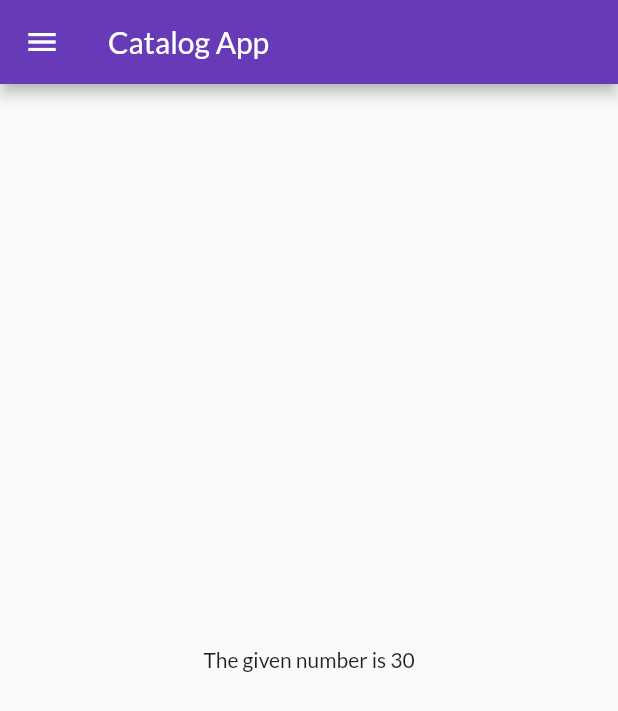
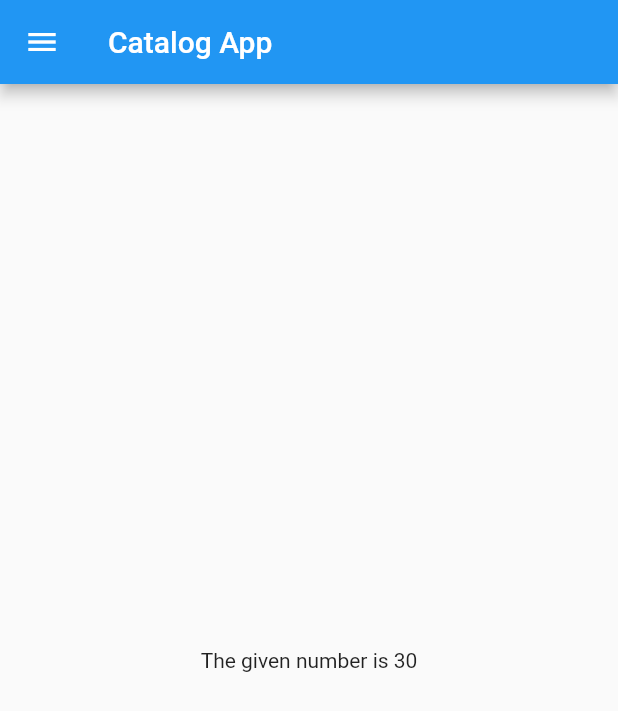
Before and after one commit to chemkai/30_Days_of_Flutter, a Flutter app: the screen it shows after launch, on a phone screen of 412 x 824 dp. Shown: the top 711 px of the screen. Run offline on Flutter 3.47's test engine with Material 2 defaults, Android fonts, the phone set to English and light mode, and no system bars; our stand-ins replace google_fonts.

Commit message:
themes extracted

```diff
--- a/lib/main.dart
+++ b/lib/main.dart
@@ -3,6 +3,7 @@ import 'package:first_app_yt/pages/login_page.dart';
 import 'package:first_app_yt/utils/routes.dart';
 import 'package:flutter/material.dart';
 import 'package:google_fonts/google_fonts.dart';
+import 'package:first_app_yt/widgets/themes.dart';
 
 void main() {
   runApp(const MyApp());
@@ -15,14 +16,9 @@ class MyApp extends StatelessWidget {
   Widget build(BuildContext context) {
     return MaterialApp(
       themeMode: ThemeMode.light,
-      theme: ThemeData(
-        primarySwatch: Colors.deepPurple,
-        fontFamily: GoogleFonts.lato().fontFamily,
-      ),
+      theme: Mytheme.lightTheme(context),
       debugShowCheckedModeBanner: false,
-      darkTheme: ThemeData(
-        brightness: Brightness.dark,
-      ),
+      darkTheme: Mytheme.darkTheme(context),
       initialRoute: "/home",
       routes: {
         MyRoutes.homeRoute: (context) => const HomePage(),
```
